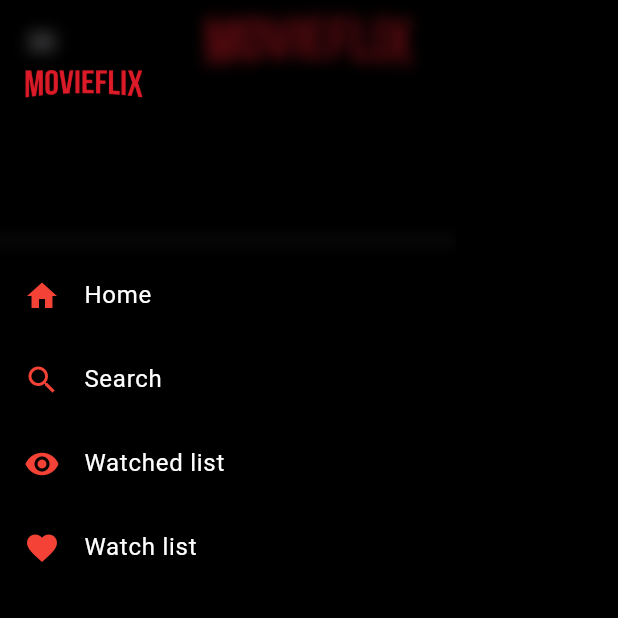
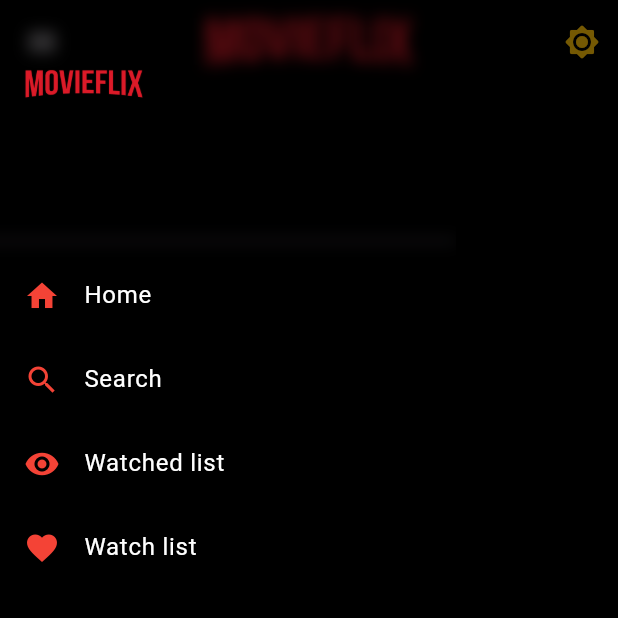
Before and after one commit to AswinAzikar/movieflix, a Flutter app: the HomeScreen screen opened by its route, with the side drawer open, on a phone screen of 412 x 824 dp, the top half of it. Run offline on Flutter 3.47's test engine with Material 3 defaults, Android fonts, the phone set to English and light mode, and no system bars; our stand-ins replace cached_network_image, carousel_slider, cloud_firestore, country_code_picker, device_info_plus, dio and 24 more; missing offline and left inert: neopop; accounts and stored records are empty; network calls fail.

Commit message:
"Added dark mode toggle to app bar and refactored drawer layout"

```diff
--- a/lib/features/home_screen/home.dart
+++ b/lib/features/home_screen/home.dart
@@ -31,6 +31,7 @@
   int offset = 1;
   int toprated_offset = 1;
   int currentPage = 1;
+  bool _isDarkMode = true;
 
   bool isLoading = true;
 
@@ -47,6 +48,21 @@
 
     return Scaffold(
       appBar: AppBar(
+        actions: [
+          IconButton(
+              onPressed: () {
+                setState(() {
+                  _isDarkMode = !_isDarkMode;
+                });
+              },
+              icon: _isDarkMode
+                  ? const Icon(
+                      Icons.brightness_7_rounded,
+                      color: Colors.amber,
+                    )
+                  : const Icon(Icons.brightness_2_rounded,
+                      color: Color.fromARGB(255, 157, 178, 196))),
+        ],
         backgroundColor: Colors.transparent,
         elevation: 0,
         title: Image.asset(
@@ -59,7 +75,6 @@
       drawer: Drawer(
         elevation: 2,
         backgroundColor: Colors.transparent,
-        child: Container(
         child: ListView(
           padding: EdgeInsets.zero,
           children: <Widget>[
@@ -95,8 +110,7 @@
                 Icons.home,
                 color: Colors.red,
               ),
-                title:
-                    const Text("Home", style: TextStyle(color: Colors.white)),
+              title: const Text("Home", style: TextStyle(color: Colors.white)),
               onTap: () {
                 Navigator.pop(context); // Close the drawer
               },
@@ -135,22 +149,21 @@
             ),
             ListTile(
               leading: const Icon(Icons.tv, color: Colors.red),
-                title: const Text("TV Shows",
-                    style: TextStyle(color: Colors.white)),
+              title:
+                  const Text("TV Shows", style: TextStyle(color: Colors.white)),
               onTap: () {
                 // Navigate to TV shows screen
               },
             ),
             ListTile(
               leading: const Icon(Icons.settings, color: Colors.red),
-                title: const Text("Settings",
-                    style: TextStyle(color: Colors.white)),
+              title:
+                  const Text("Settings", style: TextStyle(color: Colors.white)),
               onTap: () {
                 // Navigate to settings screen
               },
             ),
           ],
-          ),
         ),
       ),
       body: RefreshIndicator(
```
Lines whose indentation alone changed are shown as unchanged.
